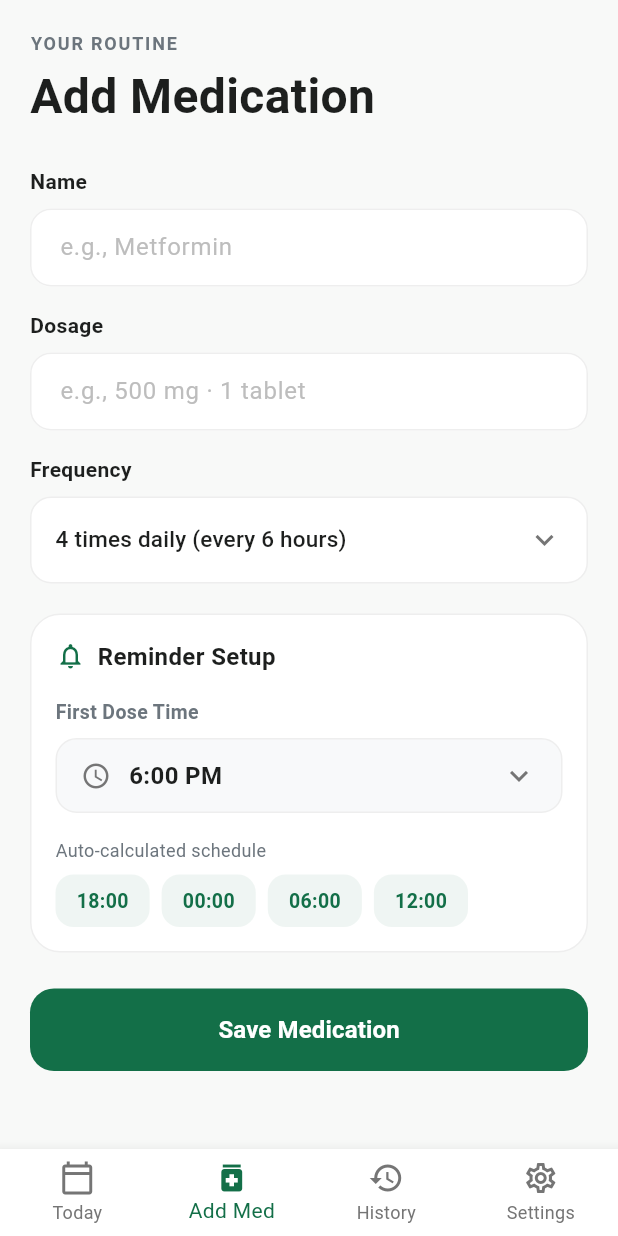
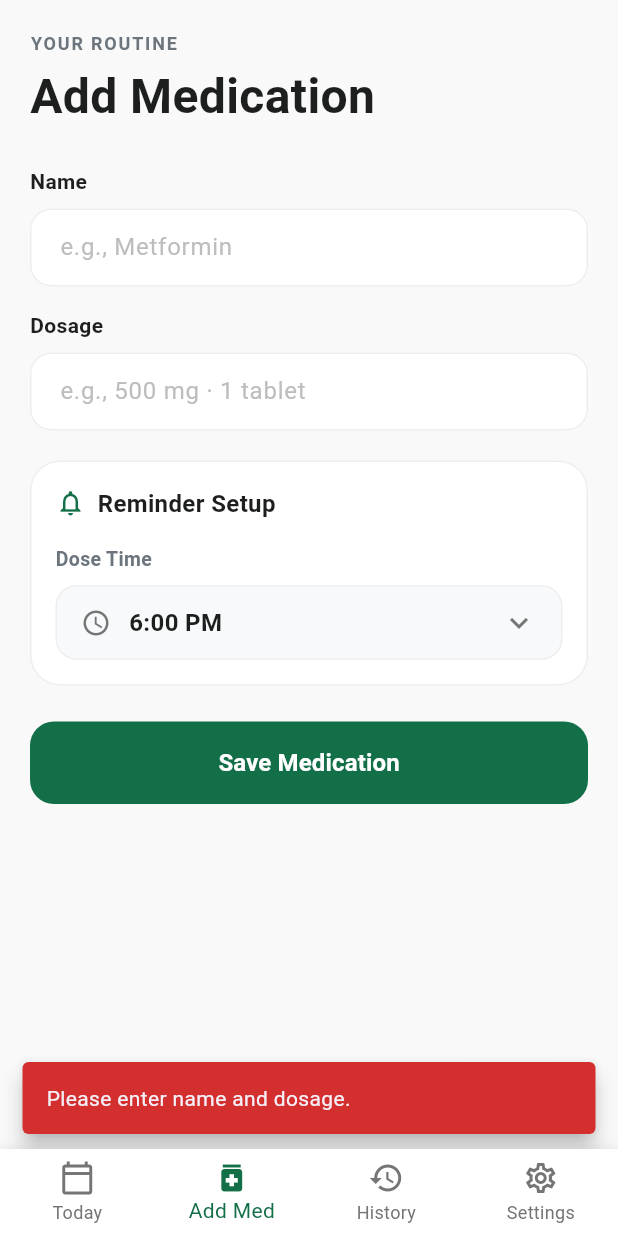
Before and after one commit to CS-U-G/medication-adherence, a Flutter app: the BottomNavigationShared screen opened directly, item 2 of the bottom bar chosen, after a tap on "Save Medication", on a phone screen of 412 x 824 dp. Run offline on Flutter 3.47's test engine with Material 3 defaults, Android fonts, the phone set to English and light mode, and no system bars; our stand-ins replace flutter_slidable, hive_flutter; accounts and stored records are empty.

Commit message:
Refactor medication management: clear initial medications list, enhance onboarding methods, and implement medication addition with validation.

```diff
--- a/mobile/med_minder/lib/Database/db.dart
+++ b/mobile/med_minder/lib/Database/db.dart
@@ -6,21 +6,17 @@ class DB {
   static final _medicationsBox = Hive.box("medicationsBox");
 
   static List _passwords = [];
-  static List<Medication> medications = [
-    Medication(time: '14:00', name: 'Metformin', dosage: '500 mg · 1 tablet'),
-    Medication(time: '20:00', name: 'Atorvastatin', dosage: '20 mg · 1 tablet'),
-    Medication(time: '02:00', name: 'Atorvastatin', dosage: '20 mg · 1 tablet'),
-  ];
+  static List<Medication> medications = [];
 
-  static void onboardingSeen() async {
+  static Future<void> onboardingSeen() async {
     await Hive.box('isFirstTime').put('seenOnboardingScreen', true);
   }
 
-  static void hasPassword() async {
+  static Future<void> hasPassword() async {
     await Hive.box('hasOrSkippedPassword').put('hasPasswordValue', true);
   }
 
-  static void skippedPassword() async {
+  static Future<void> skippedPassword() async {
     await Hive.box('hasOrSkippedPassword').put('skippedPasswordValue', true);
   }
 
@@ -71,4 +67,16 @@ class DB {
     medications.removeAt(index);
     updateMedicationsData();
   }
+
+  static bool addMedication(String name, String dosage, String time) {
+    final cleanName = name.trim();
+    final cleanDosage = dosage.trim();
+    if (cleanName.isEmpty || cleanDosage.isEmpty) return false;
+
+    medications.add(
+      Medication(time: time, name: cleanName, dosage: cleanDosage),
+    );
+    updateMedicationsData();
+    return true;
+  }
 }
--- a/mobile/med_minder/lib/main.dart
+++ b/mobile/med_minder/lib/main.dart
@@ -57,8 +57,7 @@ class MyApp extends StatelessWidget {
     if (seenOnboardingScreen) {
       if (hasPassword) {
         return LoginScreen();
-      }
-      else if(skippedPassword){
+      } else if (skippedPassword) {
         return BottomNavigationShared();
       }
     }
--- a/mobile/med_minder/lib/screens/add_medication.dart
+++ b/mobile/med_minder/lib/screens/add_medication.dart
@@ -1,4 +1,5 @@
 import 'package:flutter/material.dart';
+import 'package:med_minder/Database/db.dart';
 import 'package:med_minder/constants/app_colors.dart';
 
 class AddMedicationScreen extends StatefulWidget {
@@ -9,24 +10,7 @@ class AddMedicationScreen extends StatefulWidget {
 }
 
 class _AddMedicationScreenState extends State<AddMedicationScreen> {
-  int selectedFrequency = 4; // 1 to 4 times daily
   TimeOfDay firstDoseTime = const TimeOfDay(hour: 18, minute: 0);
-
-  // Helper to calculate future dose times based on frequency
-  List<String> _calculateTimes() {
-    List<String> times = [];
-    int intervalHours = (24 ~/ selectedFrequency);
-
-    for (int i = 0; i < selectedFrequency; i++) {
-      int calculatedHour = (firstDoseTime.hour + (i * intervalHours)) % 24;
-      int calculatedMinute = firstDoseTime.minute;
-
-      String formattedTime =
-          '${calculatedHour.toString().padLeft(2, '0')}:${calculatedMinute.toString().padLeft(2, '0')}';
-      times.add(formattedTime);
-    }
-    return times;
-  }
 
   // Opens native Flutter time picker
   Future<void> _pickTime(BuildContext context) async {
@@ -41,9 +25,14 @@ class _AddMedicationScreenState extends State<AddMedicationScreen> {
     }
   }
 
+  String _formatTimeOfDay(TimeOfDay time) {
+    final hour = time.hour.toString().padLeft(2, '0');
+    final minute = time.minute.toString().padLeft(2, '0');
+    return '$hour:$minute';
+  }
+
   final TextEditingController _medNameController = TextEditingController();
-  final TextEditingController _medDosageController =
-      TextEditingController();
+  final TextEditingController _medDosageController = TextEditingController();
 
   @override
   void dispose() {
@@ -54,8 +43,6 @@ class _AddMedicationScreenState extends State<AddMedicationScreen> {
 
   @override
   Widget build(BuildContext context) {
-    final calculatedTimes = _calculateTimes();
-
     return SafeArea(
       child: SingleChildScrollView(
         padding: const EdgeInsets.all(20.0),
@@ -93,6 +80,7 @@ class _AddMedicationScreenState extends State<AddMedicationScreen> {
             ),
             const SizedBox(height: 8),
             TextField(
+              controller: _medNameController,
               decoration: InputDecoration(
                 hintText: 'e.g., Metformin',
                 hintStyle: TextStyle(color: Colors.grey.shade400),
@@ -124,6 +112,7 @@ class _AddMedicationScreenState extends State<AddMedicationScreen> {
             ),
             const SizedBox(height: 8),
             TextField(
+              controller: _medDosageController,
               decoration: InputDecoration(
                 hintText: 'e.g., 500 mg · 1 tablet',
                 hintStyle: TextStyle(color: Colors.grey.shade400),
@@ -143,57 +132,7 @@ class _AddMedicationScreenState extends State<AddMedicationScreen> {
                 ),
               ),
             ),
-            const SizedBox(height: 16),
 
-            // Frequency Dropdown
-            const Text(
-              'Frequency',
-              style: TextStyle(
-                fontWeight: FontWeight.w600,
-                color: Color(0xFF1D1F1E),
-              ),
-            ),
-            const SizedBox(height: 8),
-            Container(
-              padding: const EdgeInsets.symmetric(horizontal: 16, vertical: 4),
-              decoration: BoxDecoration(
-                color: Colors.white,
-                borderRadius: BorderRadius.circular(14),
-                border: Border.all(color: Colors.grey.shade200),
-              ),
-              child: DropdownButtonHideUnderline(
-                child: DropdownButton<int>(
-                  value: selectedFrequency,
-                  isExpanded: true,
-                  icon: Icon(
-                    Icons.keyboard_arrow_down,
-                    color: Colors.grey.shade600,
-                  ),
-                  items: [1, 2, 3, 4].map((int freq) {
-                    String label = freq == 1
-                        ? '1 time daily'
-                        : '$freq times daily (every ${24 ~/ freq} hours)';
-                    return DropdownMenuItem<int>(
-                      value: freq,
-                      child: Text(
-                        label,
-                        style: const TextStyle(
-                          fontSize: 15,
-                          color: Color(0xFF1D1F1E),
-                        ),
-                      ),
-                    );
-                  }).toList(),
-                  onChanged: (int? newValue) {
-                    if (newValue != null) {
-                      setState(() {
-                        selectedFrequency = newValue;
-                      });
-                    }
-                  },
-                ),
-              ),
-            ),
             const SizedBox(height: 20),
 
             // Reminder Setup Card
@@ -227,7 +166,7 @@ class _AddMedicationScreenState extends State<AddMedicationScreen> {
                   ),
                   const SizedBox(height: 16),
                   const Text(
-                    'First Dose Time',
+                    'Dose Time',
                     style: TextStyle(
                       fontSize: 13,
                       fontWeight: FontWeight.w600,
@@ -275,38 +214,6 @@ class _AddMedicationScreenState extends State<AddMedicationScreen> {
                       ),
                     ),
                   ),
-                  const SizedBox(height: 16),
-                  const Text(
-                    'Auto-calculated schedule',
-                    style: TextStyle(fontSize: 12, color: Color(0xFF6C757D)),
-                  ),
-                  const SizedBox(height: 8),
-
-                  // Dynamically generated green time pills
-                  Row(
-                    mainAxisAlignment: MainAxisAlignment.start,
-                    children: calculatedTimes.map((time) {
-                      return Container(
-                        margin: const EdgeInsets.only(right: 8),
-                        padding: const EdgeInsets.symmetric(
-                          horizontal: 14,
-                          vertical: 8,
-                        ),
-                        decoration: BoxDecoration(
-                          color: const Color.fromARGB(17, 19, 111, 73),
-                          borderRadius: BorderRadius.circular(12),
-                        ),
-                        child: Text(
-                          time,
-                          style: TextStyle(
-                            color: AppColors.medMinderGreen,
-                            fontWeight: FontWeight.bold,
-                            fontSize: 13,
-                          ),
-                        ),
-                      );
-                    }).toList(),
-                  ),
                 ],
               ),
             ),
@@ -326,7 +233,31 @@ class _AddMedicationScreenState extends State<AddMedicationScreen> {
                   ),
                 ),
                 onPressed: () {
-                  // TODO: Save medication & schedule to Hive
+                  final didAdd = DB.addMedication(
+                    _medNameController.text,
+                    _medDosageController.text,
+                    _formatTimeOfDay(firstDoseTime),
+                  );
+
+                  ScaffoldMessenger.of(context).showSnackBar(
+                    SnackBar(
+                      content: Text(
+                        didAdd
+                            ? 'Medication added!'
+                            : 'Please enter name and dosage.',
+                      ),
+                      backgroundColor: didAdd
+                          ? AppColors.medMinderGreen
+                          : Colors.red.shade700,
+                      behavior: SnackBarBehavior.floating,
+                      duration: const Duration(seconds: 2),
+                    ),
+                  );
+
+                  if (didAdd) {
+                    _medNameController.clear();
+                    _medDosageController.clear();
+                  }
                 },
                 child: const Text(
                   'Save Medication',
```
Also changed, not shown: mobile/med_minder/lib/screens/login.dart (+17 -2 lines), mobile/med_minder/lib/screens/sign_in.dart (+33 -4 lines).
